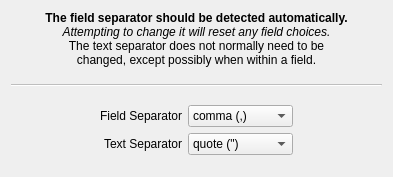
KDE/kmymoney, file kmymoney/plugins/csvimport/separatorwizardpage.ui: the form before one commit.
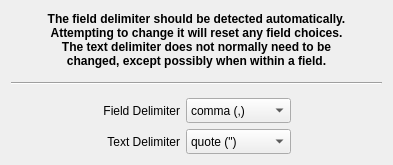
The form after the commit. Custom widgets are drawn as their Qt base class.

Commit message: CSV Plugin - Improve functionality across distros. Improve UI to display the whole of the file being imported, and smarten to avoid displaying split rows. Also, rework some areas of the code to avoid duplication and improve re-usability. In addition, the UI heading labels have been pruned, to simplify translation. They are still centered, but no longer HTML based.

```diff
--- a/kmymoney/plugins/csvimport/separatorwizardpage.ui
+++ b/kmymoney/plugins/csvimport/separatorwizardpage.ui
@@ -6,8 +6,8 @@
    <rect>
     <x>0</x>
     <y>0</y>
-    <width>391</width>
-    <height>177</height>
+    <width>388</width>
+    <height>165</height>
    </rect>
   </property>
   <property name="maximumSize">
@@ -21,18 +21,23 @@
   </property>
   <layout class="QGridLayout" name="gridLayout_2">
    <item row="0" column="0">
-    <layout class="QVBoxLayout" name="verticalLayout">
+    <layout class="QVBoxLayout" name="verticalLayout" stretch="8,1,1,1,20">
      <item>
       <widget class="QLabel" name="label">
+       <property name="font">
+        <font>
+         <weight>75</weight>
+         <bold>true</bold>
+        </font>
+       </property>
        <property name="text">
-        <string>&lt;!DOCTYPE HTML PUBLIC &quot;-//W3C//DTD HTML 4.0//EN&quot; &quot;http://www.w3.org/TR/REC-html40/strict.dtd&quot;&gt;
-&lt;html&gt;&lt;head&gt;&lt;meta name=&quot;qrichtext&quot; content=&quot;1&quot; /&gt;&lt;style type=&quot;text/css&quot;&gt;
-p, li { white-space: pre-wrap; }
-&lt;/style&gt;&lt;/head&gt;&lt;body style=&quot; font-family:'DejaVu Sans'; font-size:9pt; font-weight:400; font-style:normal;&quot;&gt;
-&lt;p align=&quot;center&quot; style=&quot; margin-top:0px; margin-bottom:0px; margin-left:0px; margin-right:0px; -qt-block-indent:0; text-indent:0px;&quot;&gt;&lt;span style=&quot; font-family:'Sans Serif'; font-weight:600;&quot;&gt;The field separator should be detected automatically.&lt;/span&gt;&lt;/p&gt;
-&lt;p align=&quot;center&quot; style=&quot; margin-top:0px; margin-bottom:0px; margin-left:0px; margin-right:0px; -qt-block-indent:0; text-indent:0px;&quot;&gt;&lt;span style=&quot; font-family:'Sans Serif'; font-style:italic;&quot;&gt;Attempting to change it will reset any field choices.&lt;/span&gt;&lt;/p&gt;
-&lt;p align=&quot;center&quot; style=&quot; margin-top:0px; margin-bottom:0px; margin-left:0px; margin-right:0px; -qt-block-indent:0; text-indent:0px;&quot;&gt;&lt;span style=&quot; font-family:'Sans Serif';&quot;&gt;The text &lt;/span&gt;&lt;span style=&quot; font-family:'Sans Serif';&quot;&gt;separator&lt;/span&gt;&lt;span style=&quot; font-family:'Sans Serif';&quot;&gt; does not normally need to be&lt;/span&gt;&lt;/p&gt;
-&lt;p align=&quot;center&quot; style=&quot; margin-top:0px; margin-bottom:0px; margin-left:0px; margin-right:0px; -qt-block-indent:0; text-indent:0px;&quot;&gt;&lt;span style=&quot; font-family:'Sans Serif';&quot;&gt;changed, except possibly when within a field.&lt;/span&gt;&lt;/p&gt;&lt;/body&gt;&lt;/html&gt;</string>
+        <string>The field delimiter should be detected automatically.
+Attempting to change it will reset any field choices.
+The text delimiter does not normally need to be
+changed, except possibly when within a field.</string>
+       </property>
+       <property name="alignment">
+        <set>Qt::AlignCenter</set>
        </property>
       </widget>
      </item>
@@ -50,10 +55,7 @@
       </spacer>
      </item>
      <item>
-      <widget class="Line" name="line_hor">
-       <property name="enabled">
-        <bool>false</bool>
-       </property>
+      <widget class="Line" name="line">
        <property name="orientation">
         <enum>Qt::Horizontal</enum>
        </property>
@@ -66,7 +68,7 @@
        </property>
        <property name="sizeHint" stdset="0">
         <size>
-         <width>367</width>
+         <width>371</width>
          <height>13</height>
         </size>
        </property>
@@ -89,22 +91,54 @@
        </item>
        <item>
         <layout class="QGridLayout" name="gridLayout">
-         <item row="1" column="2">
-          <widget class="KComboBox" name="comboBox_textDelimiter">
-           <item>
-            <property name="text">
-             <string>quote (&quot;)</string>
-            </property>
-           </item>
-           <item>
-            <property name="text">
-             <string>apostrophe (')</string>
-            </property>
-           </item>
-          </widget>
-         </item>
          <item row="0" column="0">
           <widget class="QLabel" name="labelSet_fieldDelim">
+           <property name="minimumSize">
+            <size>
+             <width>0</width>
+             <height>0</height>
+            </size>
+           </property>
+           <property name="text">
+            <string>Field Delimiter</string>
+           </property>
+           <property name="alignment">
+            <set>Qt::AlignRight|Qt::AlignTrailing|Qt::AlignVCenter</set>
+           </property>
+          </widget>
+         </item>
+         <item row="0" column="1">
+          <widget class="KComboBox" name="comboBox_fieldDelimiter">
+           <property name="minimumSize">
+            <size>
+             <width>0</width>
+             <height>25</height>
+            </size>
+           </property>
+           <item>
+            <property name="text">
+             <string>comma (,)</string>
+            </property>
+           </item>
+           <item>
+            <property name="text">
+             <string>semiColon (;)</string>
+            </property>
+           </item>
+           <item>
+            <property name="text">
+             <string>colon (:)</string>
+            </property>
+           </item>
+           <item>
+            <property name="text">
+             <string>tab (\t)</string>
+            </property>
+           </item>
+          </widget>
+         </item>
+         <item row="1" column="0">
+          <widget class="QLabel" name="labelSet_textDelim">
            <property name="enabled">
             <bool>true</bool>
            </property>
@@ -124,55 +158,35 @@
             <string comment="punctuation mark used as field delimiter" extracomment="punctuation mark used as field delimiter"/>
            </property>
            <property name="text">
-            <string comment="punctuation mark used as field delimiter">Field Separator</string>
+            <string comment="punctuation mark used as field delimiter">Text Delimiter</string>
            </property>
            <property name="alignment">
             <set>Qt::AlignRight|Qt::AlignTrailing|Qt::AlignVCenter</set>
            </property>
           </widget>
          </item>
-         <item row="0" column="2">
-          <widget class="KComboBox" name="comboBox_fieldDelimiter">
+         <item row="1" column="1">
+          <widget class="KComboBox" name="comboBox_textDelimiter">
+           <property name="minimumSize">
+            <size>
+             <width>0</width>
+             <height>25</height>
+            </size>
+           </property>
            <property name="toolTip">
             <string>Select field delimiter/separator character.
 This will reset any existing field choices.</string>
            </property>
            <item>
             <property name="text">
-             <string>comma (,)</string>
+             <string>quote (&quot;)</string>
             </property>
            </item>
            <item>
             <property name="text">
-             <string>semiColon (;)</string>
+             <string>apostrophe (')</string>
             </property>
            </item>
-           <item>
-            <property name="text">
-             <string>colon (:)</string>
-            </property>
-           </item>
-           <item>
-            <property name="text">
-             <string>tab (\t)</string>
-            </property>
-           </item>
-          </widget>
-         </item>
-         <item row="1" column="0">
-          <widget class="QLabel" name="labelSet_textDelim_2">
-           <property name="minimumSize">
-            <size>
-             <width>0</width>
-             <height>0</height>
-            </size>
-           </property>
-           <property name="text">
-            <string>Text Separator</string>
-           </property>
-           <property name="alignment">
-            <set>Qt::AlignRight|Qt::AlignTrailing|Qt::AlignVCenter</set>
-           </property>
           </widget>
          </item>
         </layout>
@@ -192,19 +206,6 @@
        </item>
       </layout>
      </item>
-     <item>
-      <spacer name="verticalSpacer">
-       <property name="orientation">
-        <enum>Qt::Vertical</enum>
-       </property>
-       <property name="sizeHint" stdset="0">
-        <size>
-         <width>138</width>
-         <height>13</height>
-        </size>
-       </property>
-      </spacer>
-     </item>
     </layout>
    </item>
   </layout>
```
The commit also changes 17 other files.
